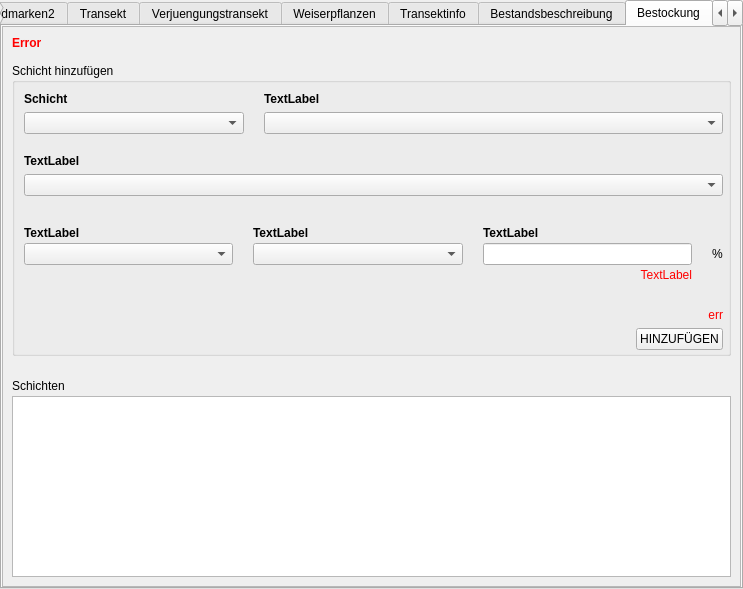
First picture: the form in fim/gui/form/vwm.ui, repository b-lack/qgis-fim-plugin, before the edit.
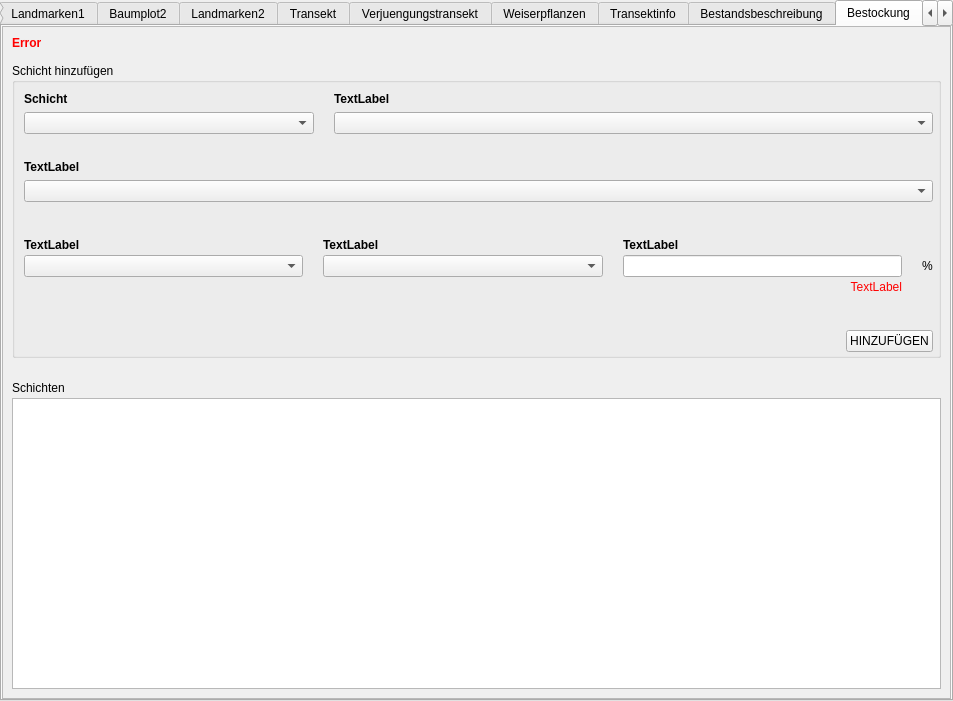
Second picture: the form after the edit. The open tabs and pages were chosen to show the change. Custom widgets are drawn as their Qt base class.

The edit to the form file:
```diff
--- a/fim/gui/form/vwm.ui
+++ b/fim/gui/form/vwm.ui
@@ -6,8 +6,8 @@
    <rect>
     <x>0</x>
     <y>0</y>
-    <width>743</width>
-    <height>589</height>
+    <width>953</width>
+    <height>701</height>
    </rect>
   </property>
   <property name="windowTitle">
@@ -29,7 +29,7 @@
    <property name="spacing">
     <number>0</number>
    </property>
-   <item row="0" column="0">
+   <item row="0" column="1">
     <widget class="QTabWidget" name="vwmTabs">
      <property name="sizePolicy">
       <sizepolicy hsizetype="MinimumExpanding" vsizetype="Expanding">
@@ -41,7 +41,13 @@
       <string notr="true"/>
      </property>
      <property name="currentIndex">
-      <number>7</number>
+      <number>0</number>
+     </property>
+     <property name="usesScrollButtons">
+      <bool>true</bool>
+     </property>
+     <property name="tabBarAutoHide">
+      <bool>true</bool>
      </property>
      <widget class="QWidget" name="tab">
       <attribute name="title">
@@ -4533,8 +4539,8 @@
            <rect>
             <x>0</x>
             <y>0</y>
-            <width>737</width>
-            <height>556</height>
+            <width>947</width>
+            <height>668</height>
            </rect>
           </property>
           <layout class="QGridLayout" name="gridLayout_45">
@@ -4717,7 +4723,7 @@
                  <string notr="true">color:red</string>
                 </property>
                 <property name="text">
-                 <string>err</string>
+                 <string/>
                 </property>
                 <property name="alignment">
                  <set>Qt::AlignRight|Qt::AlignTrailing|Qt::AlignVCenter</set>
@@ -4735,7 +4741,7 @@
                 <property name="sizeHint" stdset="0">
                  <size>
                   <width>20</width>
-                  <height>20</height>
+                  <height>10</height>
                  </size>
                 </property>
                </spacer>
```
Left out of the diff: 41 changed lines with no effect on the pictures.
